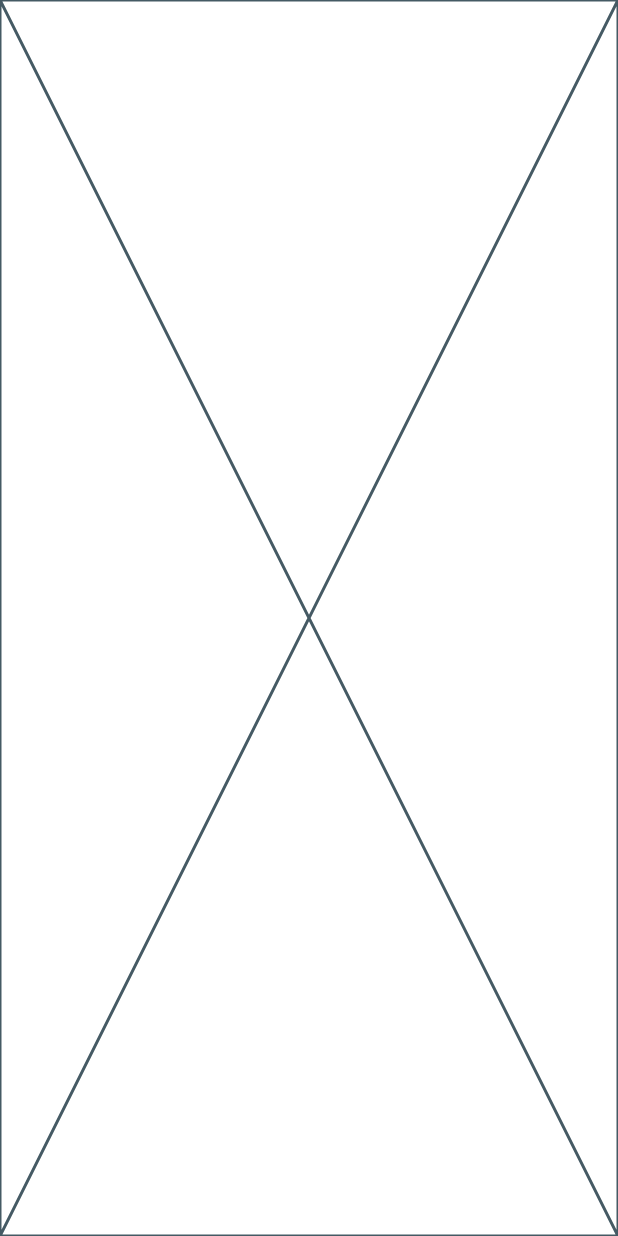
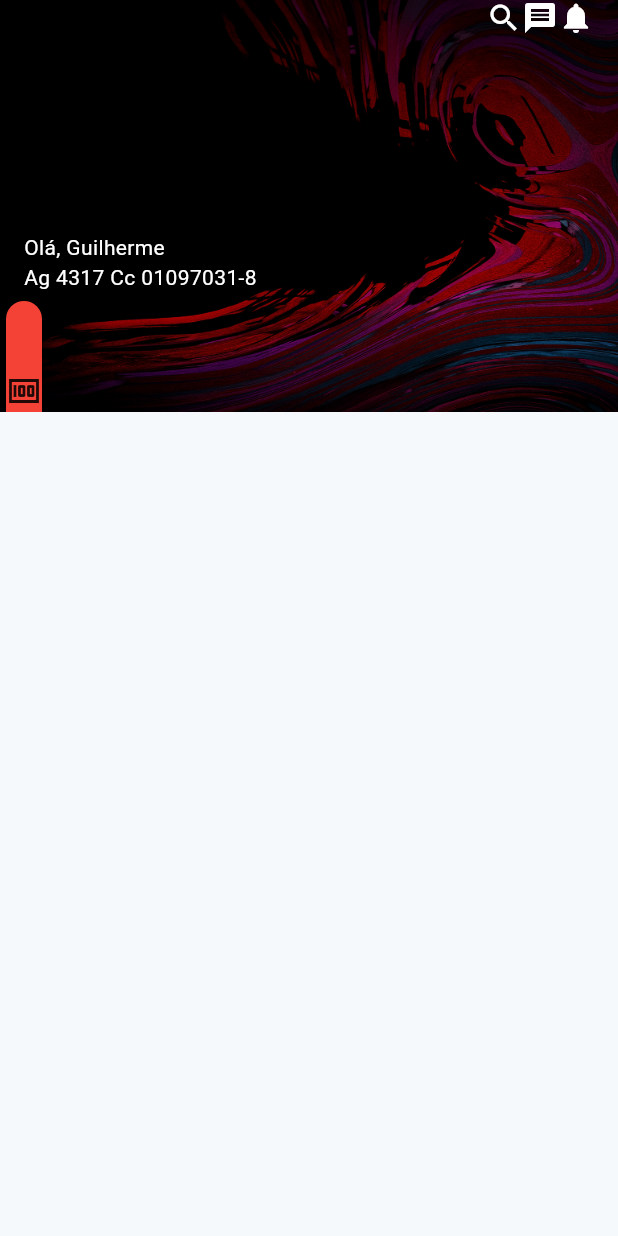
Before and after one commit to Flutters-Vilani/santinha, a Flutter app: the screen it shows after launch, item 2 of the bottom bar chosen, after a tap on "Entrar", on a phone screen of 412 x 824 dp. Run offline on Flutter 3.47's test engine with Material 3 defaults, Android fonts, the phone set to English and light mode, and no system bars.

Commit message:
foto de fundo do dashboard e inicio da tela

```diff
--- a/lib/dashboard.dart
+++ b/lib/dashboard.dart
@@ -10,6 +10,64 @@ class Dashboard extends StatefulWidget {
 class _DashboardState extends State<Dashboard> {
   @override
   Widget build(BuildContext context) {
-    return const Placeholder();
+    return Scaffold(
+      backgroundColor: Color.fromARGB(255, 245, 249, 252),
+      body: Stack(
+        children: [
+          Image.asset("assets/fundo_dashboard.png"),
+          Padding(
+            padding: const EdgeInsets.only(right: 16.0, left: 16.0),
+            child: SafeArea(
+              child: Row(
+                mainAxisAlignment: MainAxisAlignment.end,
+                children: [
+                  Icon(
+                    Icons.search,
+                    color: Colors.white,
+                  ),
+                  Icon(Icons.message, color: Colors.white),
+                  Icon(Icons.notifications, color: Colors.white),
+                ],
+              ),
+            ),
+          ),
+          Positioned(
+            bottom: 80,
+            child: Padding(
+              padding: const EdgeInsets.only(right: 16.0, left: 16.0),
+              child: Column(
+                crossAxisAlignment: CrossAxisAlignment.start,
+                children: [
+                  Text(
+                    "Olá, Guilherme",
+                    style: TextStyle(
+                      color: Colors.white,
+                    ),
+                  ),
+                  Text(
+                    "Ag 4317 Cc 01097031-8",
+                    style: TextStyle(
+                      color: Colors.white,
+                    ),
+                  ),
+                ],
+              ),
+            ),
+          ),
+          Positioned(
+            bottom: -50,
+            child: Card(
+              color: Colors.red,
+              child: Container(
+                height: 120,
+                child: Row(
+                  children: [Icon(Icons.money)],
+                ),
+              ),
+            ),
+          )
+        ],
+      ),
+    );
   }
 }
```
Also changed, not shown: assets/fundo_dashboard.png (added), assets/logo_white.png (added).
